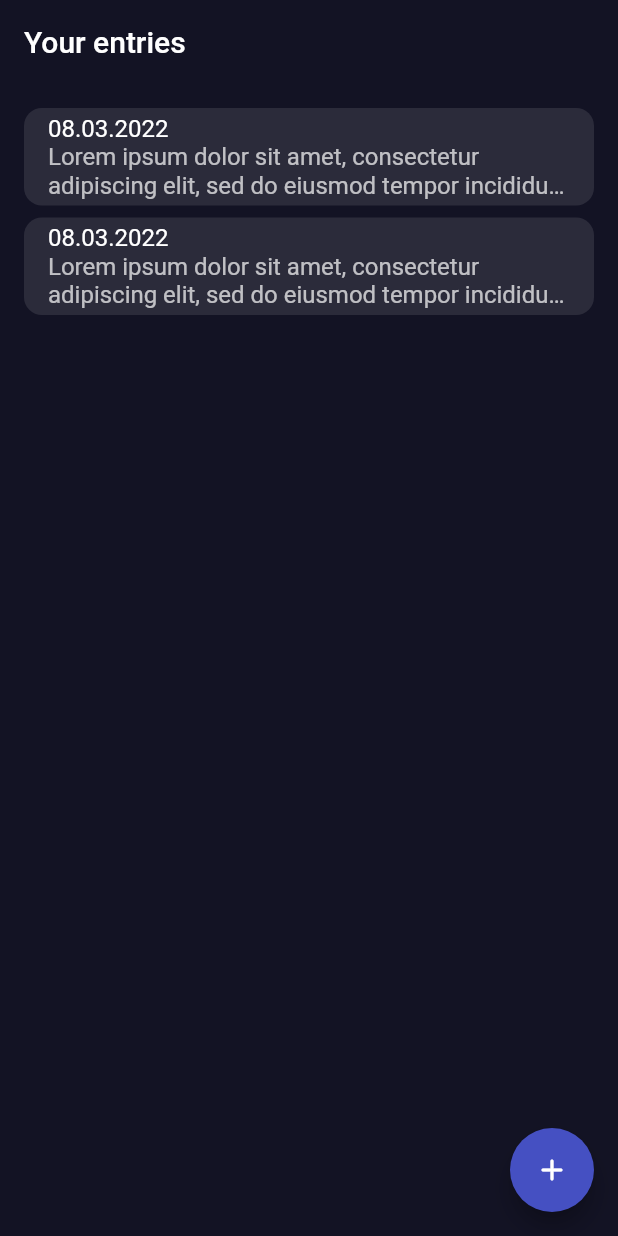
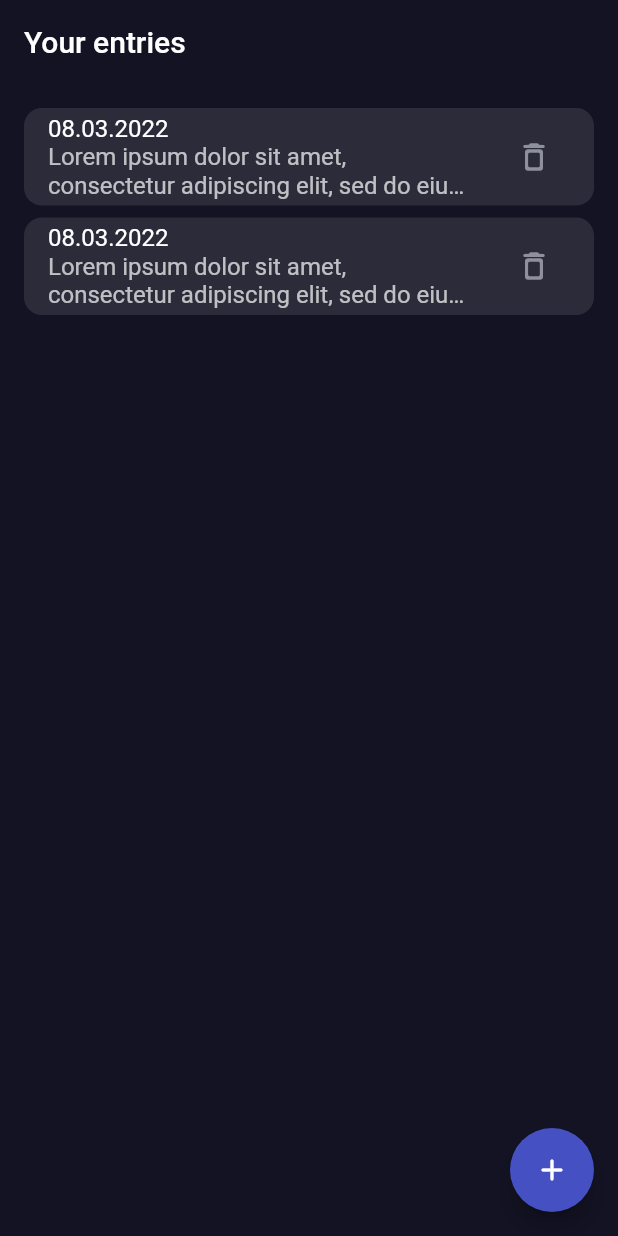
Before and after one commit to Basith-P/Dairy-App, a Flutter app: the screen it shows after launch, on a phone screen of 412 x 824 dp. Run offline on Flutter 3.47's test engine with Material 2 defaults, Android fonts, the light colour scheme and no system bars.

Commit message:
add option to delete diary

```diff
--- a/lib/providers/diary_provider.dart
+++ b/lib/providers/diary_provider.dart
@@ -28,4 +28,9 @@ class DiaryProvider with ChangeNotifier {
     _diaries.add(diary);
     notifyListeners();
   }
+
+  void deleteDiary(int i) {
+    _diaries.removeAt(i);
+    notifyListeners();
+  }
 }
--- a/lib/views/home/home_page.dart
+++ b/lib/views/home/home_page.dart
@@ -34,6 +34,15 @@ class HomePage extends StatelessWidget {
           onTap: () {
             Navigator.pushNamed(context, '/entry', arguments: i);
           },
+          trailing: IconButton(
+            icon: Icon(
+              Icons.delete_outline_rounded,
+              color: primaryTextColor.withOpacity(.5),
+            ),
+            onPressed: () {
+              context.read<DiaryProvider>().deleteDiary(i);
+            },
+          ),
         ),
         separatorBuilder: (context, i) => const SizedBox(height: 8),
       ),
```
